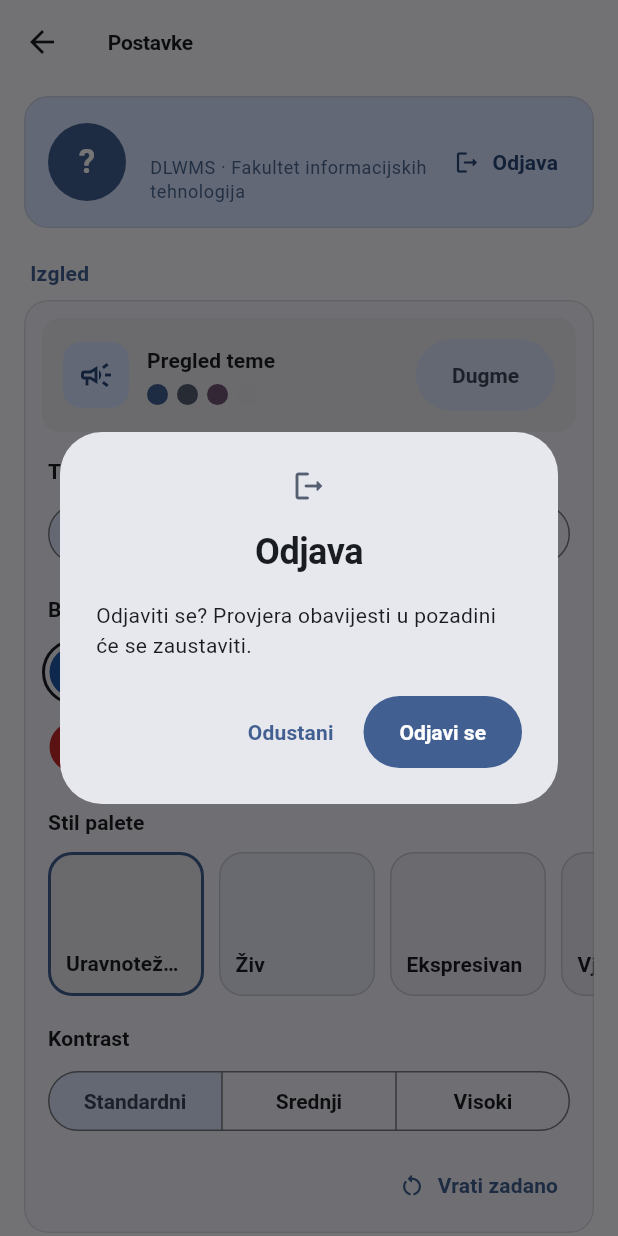
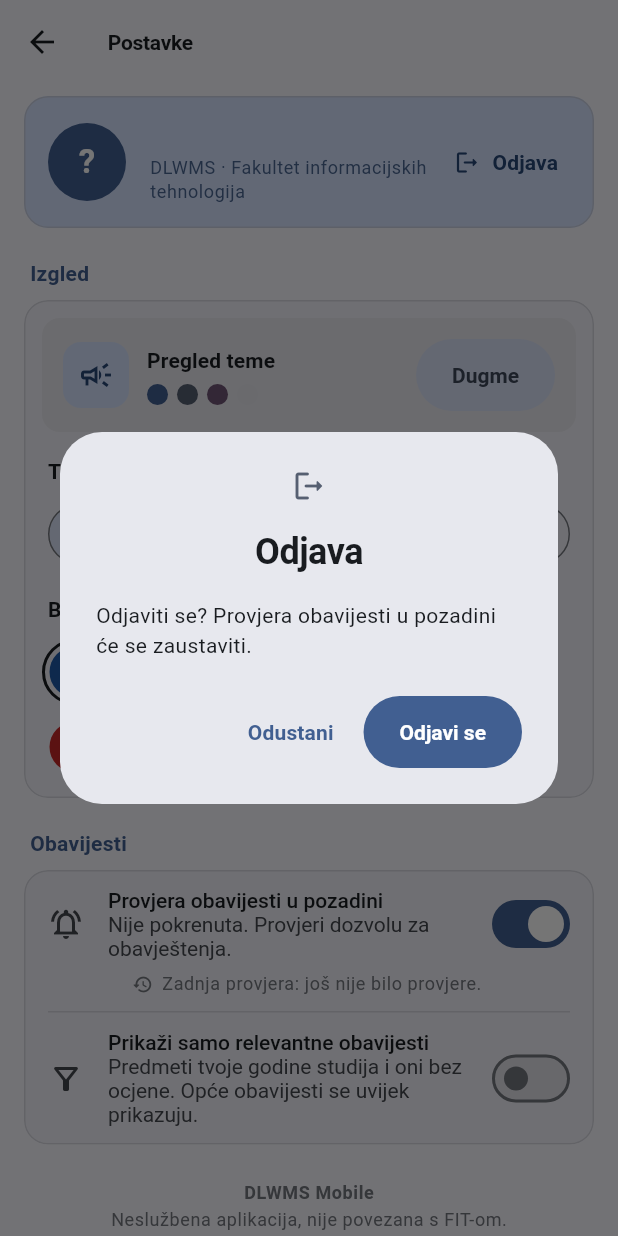
Before and after one commit to voloder/dlwms-mobile, a Flutter app: the SettingsPage screen opened by its route, after a tap on "Odjava", on a phone screen of 412 x 824 dp. Run offline on Flutter 3.47's test engine with Material 3 defaults, Android fonts, the phone set to English and light mode, and no system bars; drawn by our look-alikes of dynamic_color; our stand-ins replace flutter_local_notifications, go_router, open_filex, shared_preferences; missing offline and left inert: flutter_foreground_task; accounts and stored records are empty.

Commit message:
Add Dynamic Color plugin support and clean up settings page

```diff
--- a/lib/provider/theme_provider.dart
+++ b/lib/provider/theme_provider.dart
@@ -62,11 +62,6 @@ class ThemeProvider extends ChangeNotifier {
         DynamicSchemeVariant.monochrome, 'Monohromatski', 'Samo nijanse sive'),
   ];
 
-  static const Map<double, String> contrastLevels = {
-    0.0: 'Standardni',
-    0.5: 'Srednji',
-    1.0: 'Visoki',
-  };
 
   /// Primary colour of the device's dynamic (wallpaper) palette, if the
   /// platform provides one (Android 12+). Set by the app root.
--- a/lib/ui/pages/settings_page.dart
+++ b/lib/ui/pages/settings_page.dart
@@ -220,61 +220,7 @@ class _AppearanceCard extends StatelessWidget {
             ),
           ),
         ),
-        Padding(
-          padding: const EdgeInsets.fromLTRB(16, 18, 16, 10),
-          child: Text('Stil palete', style: text.titleSmall),
-        ),
-        SizedBox(
-          height: 96,
-          child: ListView.separated(
-            scrollDirection: Axis.horizontal,
-            padding: const EdgeInsets.symmetric(horizontal: 16),
-            itemCount: ThemeProvider.styles.length,
-            separatorBuilder: (_, __) => const SizedBox(width: 10),
-            itemBuilder: (context, index) {
-              final style = ThemeProvider.styles[index];
-              return _PaletteStyleTile(
-                style: style,
-                selected: theme.variant == style.variant,
-                scheme: theme.schemeFor(
-                  Theme.of(context).brightness,
-                  variant: style.variant,
-                ),
-                onTap: () => theme.setVariant(style.variant),
-              );
-            },
-          ),
-        ),
-        Padding(
-          padding: const EdgeInsets.fromLTRB(16, 18, 16, 8),
-          child: Text('Kontrast', style: text.titleSmall),
-        ),
-        Padding(
-          padding: const EdgeInsets.symmetric(horizontal: 16),
-          child: SizedBox(
-            width: double.infinity,
-            child: SegmentedButton<double>(
-              showSelectedIcon: false,
-              segments: [
-                for (final entry in ThemeProvider.contrastLevels.entries)
-                  ButtonSegment(value: entry.key, label: Text(entry.value)),
-              ],
-              selected: {theme.contrast},
-              onSelectionChanged: (value) => theme.setContrast(value.first),
-            ),
-          ),
-        ),
-        Align(
-          alignment: Alignment.centerRight,
-          child: Padding(
-            padding: const EdgeInsets.fromLTRB(8, 8, 8, 8),
-            child: TextButton.icon(
-              onPressed: theme.reset,
-              icon: const Icon(Icons.restart_alt_rounded, size: 18),
-              label: const Text('Vrati zadano'),
-            ),
-          ),
-        ),
+        SizedBox(height: 12),
       ],
     );
   }
```
Also changed, not shown: pubspec.lock, 5 other files.
